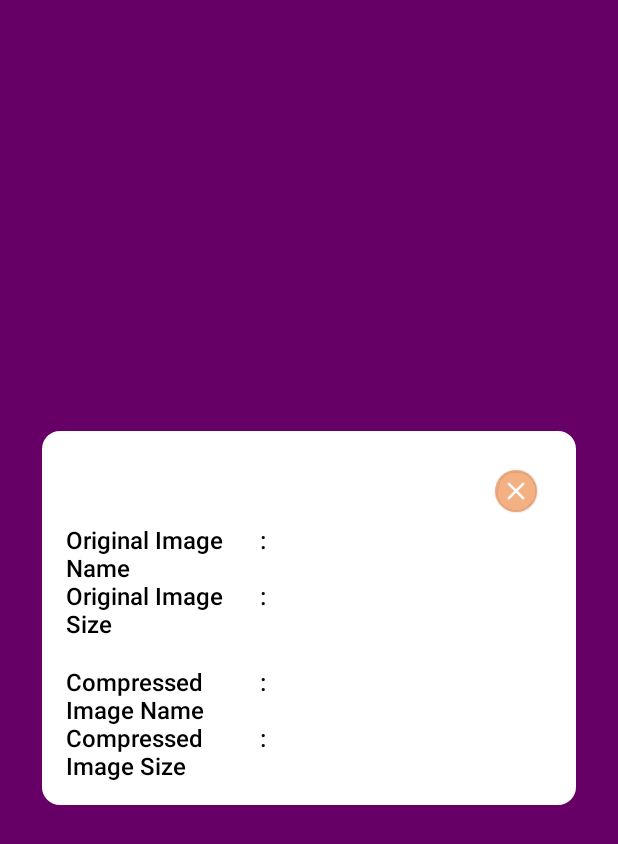
After one commit to yugeshjain/Compressed-Image-Share, an Android app built with Jetpack Compose: the composable DetailsDialog shown on its own in the app's theme, on a phone screen of 412 x 824 dp. The commit adds this screen. Shown: the top 844 px of the screen. Run offline under Robolectric (Android 15) with nearby library versions, the phone set to English and light mode, and no system bars; our stand-ins replace accompanist.

Commit message:
Details Dialog added

```diff
--- /dev/null
+++ b/app/src/main/java/com/yugesh/compressedimageshare/ui/components/DetailsDialog.kt
@@ -0,0 +1,149 @@
+package com.yugesh.compressedimageshare.ui.components
+
+import androidx.compose.foundation.layout.Arrangement
+import androidx.compose.foundation.layout.Column
+import androidx.compose.foundation.layout.Row
+import androidx.compose.foundation.layout.fillMaxWidth
+import androidx.compose.foundation.layout.padding
+import androidx.compose.foundation.layout.size
+import androidx.compose.foundation.shape.CircleShape
+import androidx.compose.foundation.shape.RoundedCornerShape
+import androidx.compose.material.Card
+import androidx.compose.material.ExperimentalMaterialApi
+import androidx.compose.material.Icon
+import androidx.compose.material.Surface
+import androidx.compose.material.Text
+import androidx.compose.runtime.Composable
+import androidx.compose.ui.Alignment
+import androidx.compose.ui.ExperimentalComposeUiApi
+import androidx.compose.ui.Modifier
+import androidx.compose.ui.res.painterResource
+import androidx.compose.ui.res.stringResource
+import androidx.compose.ui.text.font.FontWeight
+import androidx.compose.ui.tooling.preview.Preview
+import androidx.compose.ui.unit.dp
+import androidx.compose.ui.unit.sp
+import androidx.compose.ui.window.Dialog
+import androidx.compose.ui.window.DialogProperties
+import com.yugesh.compressedimageshare.R
+import com.yugesh.compressedimageshare.ui.theme.CompressedImageSharingTheme
+import com.yugesh.compressedimageshare.ui.theme.black
+import com.yugesh.compressedimageshare.ui.theme.white
+
+@OptIn(ExperimentalComposeUiApi::class, ExperimentalMaterialApi::class)
+@Composable
+fun DetailsDialog(
+    originalImageSize: String = "",
+    compressedImageSize: String = "",
+    originalImageName: String = "",
+    compressedImageName: String = "",
+    onDismissRequest: () -> Unit = {}
+) {
+    Dialog(
+        properties = DialogProperties(usePlatformDefaultWidth = false),
+        onDismissRequest = onDismissRequest,
+        content = {
+
+            Surface(
+                modifier = Modifier
+                    .padding(28.dp)
+                    .fillMaxWidth(),
+                shape = RoundedCornerShape(12.dp),
+                color = white,
+                contentColor = black
+            ) {
+                Column(
+                    modifier = Modifier
+                        .padding(16.dp)
+                ) {
+                    Row(
+                        modifier = Modifier
+                            .fillMaxWidth(),
+                        verticalAlignment = Alignment.CenterVertically,
+                        horizontalArrangement = Arrangement.End
+                    ) {
+                        Card(
+                            shape = CircleShape,
+                            backgroundColor = CompressedImageSharingTheme.colors.buttonBackground.copy(
+                                alpha = 0.7f
+                            ),
+                            onClick = onDismissRequest,
+                            content = {
+                                Icon(
+                                    painter = painterResource(id = R.drawable.ic_remove),
+                                    contentDescription = stringResource(R.string.remove_image),
+                                    tint = CompressedImageSharingTheme.colors.textPrimary,
+                                    modifier = Modifier
+                                        .padding(4.dp)
+                                        .size(20.dp)
+                                )
+                            }
+                        )
+                    }
+                    DialogTextRow(
+                        rowTitle = "Original Image Name",
+                        rowValue = originalImageName
+                    )
+                    DialogTextRow(
+                        rowTitle = "Original Image Size",
+                        rowValue = originalImageSize,
+                        modifier = Modifier.padding(bottom = 20.dp)
+                    )
+                    DialogTextRow(
+                        rowTitle = "Compressed Image Name",
+                        rowValue = compressedImageName
+                    )
+                    DialogTextRow(
+                        rowTitle = "Compressed Image Size",
+                        rowValue = compressedImageSize
+                    )
+                }
+            }
+        }
+    )
+}
+
+@Composable
+fun DialogTextRow(
+    rowTitle: String,
+    rowValue: String,
+    modifier: Modifier = Modifier
+) {
+    val fontSize = 16.sp
+    Row(
+        modifier = modifier
+    ) {
+        Text(
+            text = rowTitle,
+            color = black,
+            fontSize = fontSize,
+            fontWeight = FontWeight.SemiBold,
+            modifier = Modifier
+                .fillMaxWidth(0.4f)
+                .padding(end = 4.dp)
+        )
+
+        Text(
+            text = ":",
+            color = black,
+            fontSize = fontSize,
+            fontWeight = FontWeight.SemiBold,
+            modifier = Modifier
+                .padding(end = 8.dp)
+        )
+
+        Text(
+            text = rowValue,
+            color = black,
+            fontSize = fontSize
+        )
+    }
+}
+
+@Preview
+@Composable
+private fun DetailsDialogContentPreview() {
+    CompressedImageSharingTheme {
+        DetailsDialog()
+    }
+}
```
Also changed, not shown: app/src/main/java/com/yugesh/compressedimageshare/ui/components/SelectedImagesGrid.kt (+8 -15 lines), app/src/main/java/com/yugesh/compressedimageshare/ui/screens/HomeScreen.kt (+20 -0 lines), app/src/main/java/com/yugesh/compressedimageshare/ui/screens/HomeViewModel.kt (+12 -1 lines).
